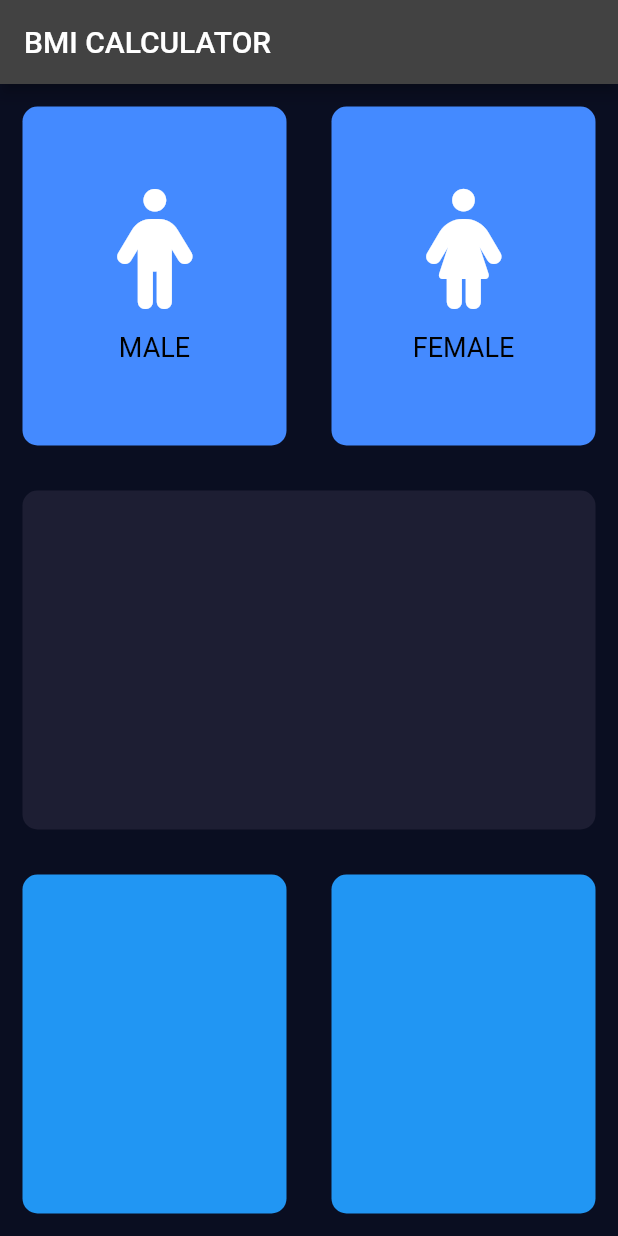
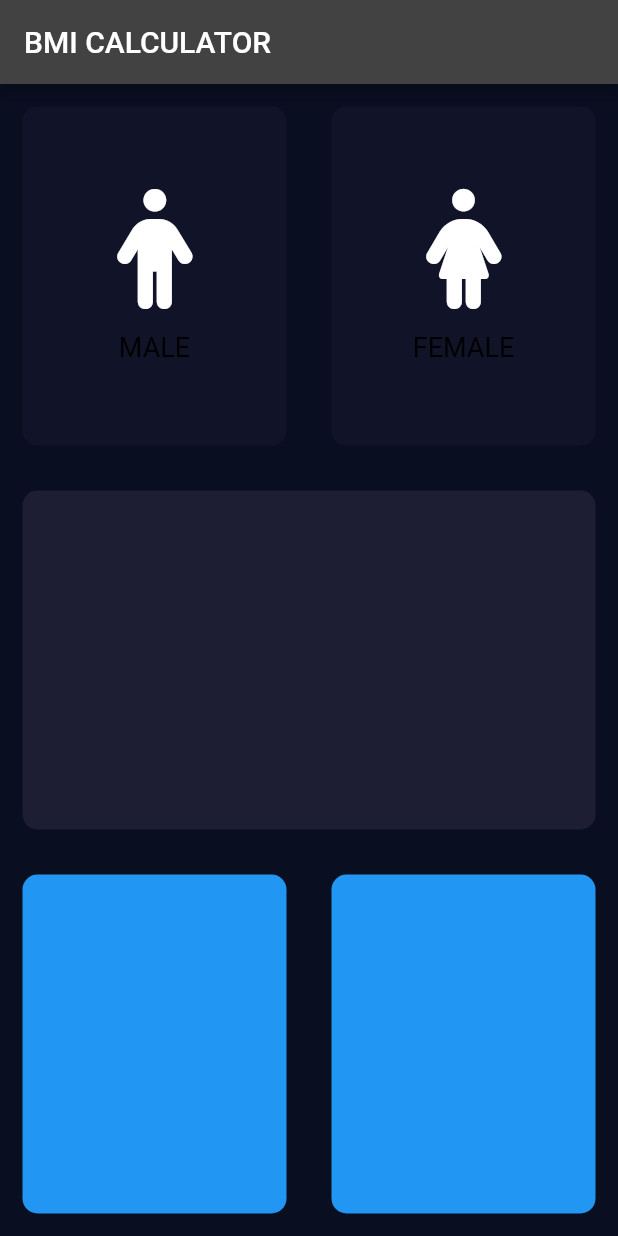
Before and after one commit to Zainulabdi/Zainulabdin, a Flutter app: the screen it shows after launch, on a phone screen of 412 x 824 dp. Run offline on Flutter 3.47's test engine with Material 2 defaults, Android fonts, the light colour scheme and no system bars; our stand-ins replace audioplayers, font_awesome_flutter, rflutter_alert.

Commit message:
Geusture and Enum
Active deactive gesture and enums

```diff
--- /dev/null
+++ b/bmi-calculator-flutter-master/lib/ContainerFile.dart
@@ -0,0 +1,19 @@
+import 'package:flutter/material.dart';
+
+
+class RepeatContainerCode extends StatelessWidget {
+  RepeatContainerCode({@ required this.colors,this.cardwidget});
+  final Color colors;
+  final Widget cardwidget;
+  @override
+  Widget build(BuildContext context) {
+    return Container(
+      margin: EdgeInsets.all(15.0),
+      child: cardwidget,
+      decoration: BoxDecoration(
+        color: colors ,
+        borderRadius: BorderRadius.circular(10.0),
+      ),
+    );
+  }
+}
--- /dev/null
+++ b/bmi-calculator-flutter-master/lib/IconTextFile.dart
@@ -0,0 +1,31 @@
+import 'package:flutter/material.dart';
+
+
+class RepeatTextandICONeWidget extends StatelessWidget {
+  RepeatTextandICONeWidget({@required this.iconData,this.label});
+  final IconData iconData;
+  final String label;
+
+  @override
+  Widget build(BuildContext context) {
+    return Column(
+      mainAxisAlignment: MainAxisAlignment.center,
+      children: [
+        Icon(
+          iconData,
+          size: 80.0,
+        ),
+        SizedBox(
+          height: 15.0,
+
+        ),
+        Text( label,style: TextStyle(
+            fontSize: 18.0,
+            color: Colors.black
+        ),
+        )
+      ],
+
+    );
+  }
+}
--- a/bmi-calculator-flutter-master/lib/input_page.dart
+++ b/bmi-calculator-flutter-master/lib/input_page.dart
@@ -1,5 +1,13 @@
 import 'package:flutter/material.dart';
 import 'package:font_awesome_flutter/font_awesome_flutter.dart';
+import 'IconTextFile.dart';
+import 'ContainerFile.dart';
+const activeColor = Colors.blueAccent;
+const deActiveColor = Color(0xFF111328);
+enum Gender{
+  male,
+  female,
+}
 
 class InputPage extends StatefulWidget {
   @override
@@ -7,6 +15,18 @@ class InputPage extends StatefulWidget {
 }
 
 class _InputPageState extends State<InputPage> {
+  Color maleColor = deActiveColor;
+  Color feMalecolor = deActiveColor;
+  void updateColor(Gender gendertype) {
+    if (gendertype == Gender.male){
+      maleColor = activeColor;
+      feMalecolor = deActiveColor;
+    }
+    if (gendertype == Gender.female){
+      feMalecolor= activeColor;
+      maleColor = deActiveColor;
+    }
+  }
   @override
   Widget build(BuildContext context) {
     return Scaffold(
@@ -17,19 +37,35 @@ class _InputPageState extends State<InputPage> {
         children: [
           Expanded(child: Row(
             children: [
-              Expanded(child:new RepeatContainerCode(
-                colors: Colors.blueAccent,
+              Expanded(child:GestureDetector(
+                onTap: ()
+                {
+                  setState(() {
+                    updateColor(Gender.male);
+                  });
+                },
+                child: RepeatContainerCode(
+                  colors: maleColor,
                   cardwidget: RepeatTextandICONeWidget(
                     iconData: FontAwesomeIcons.male,
                     label: 'MALE',
                   ),
                 ),
               ),
-              Expanded(child: new RepeatContainerCode(
-                colors: Colors.blueAccent,
+              ),
+              Expanded(child: GestureDetector(
+                onTap: ()
+                {
+                  setState(() {
+                    updateColor(Gender.female);
+                  });
+                },
+                child: RepeatContainerCode(
+                  colors: feMalecolor,
                   cardwidget: RepeatTextandICONeWidget(
                     iconData: FontAwesomeIcons.female,
                     label: 'FEMALE',
+                  ),
                 ),
               ),
               ),
@@ -50,49 +86,3 @@ class _InputPageState extends State<InputPage> {
     );
   }
 }
-
-class RepeatTextandICONeWidget extends StatelessWidget {
-  RepeatTextandICONeWidget({@required this.iconData,this.label});
- final IconData iconData;
- final String label;
-
-  @override
-  Widget build(BuildContext context) {
-    return Column(
-      mainAxisAlignment: MainAxisAlignment.center,
-      children: [
-        Icon(
-          iconData,
-          size: 80.0,
-        ),
-        SizedBox(
-          height: 15.0,
-
-       ),
-        Text( label,style: TextStyle(
-          fontSize: 18.0,
-          color: Colors.black
-        ),
-        )
-      ],
-
-    );
-  }
-}
-
-class RepeatContainerCode extends StatelessWidget {
-  RepeatContainerCode({@ required this.colors,this.cardwidget});
-final Color colors;
-final Widget cardwidget;
-  @override
-  Widget build(BuildContext context) {
-    return Container(
-      margin: EdgeInsets.all(15.0),
-      child: cardwidget,
-      decoration: BoxDecoration(
-        color: colors ,
-        borderRadius: BorderRadius.circular(10.0),
-      ),
-    );
-  }
-}
```
Lines whose indentation alone changed are shown as unchanged.
